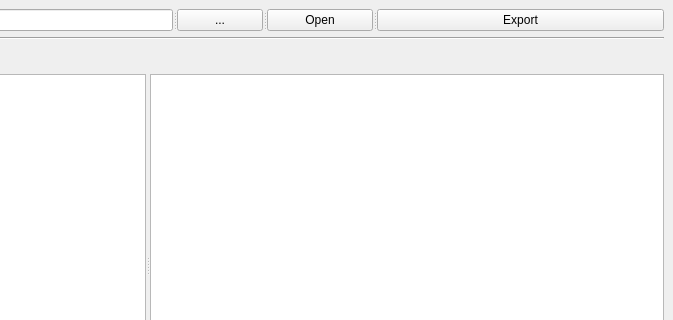
Qt form UI/user_interface.ui (Si-ris-B/Duplicate-File-Checker) before a commit; both pictures show x 378 to 1051 and y 0 to 320 of the 1051 by 834 pixel window.
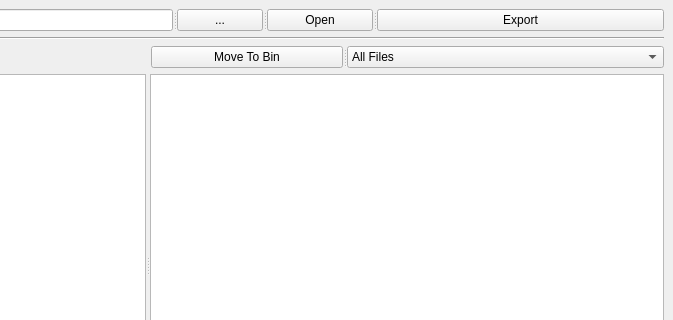
The same form after that commit.

Commit message: Add New combobox and button to move duplicates

The edit to the form file:
```diff
--- a/UI/user_interface.ui
+++ b/UI/user_interface.ui
@@ -434,6 +434,35 @@
       </widget>
      </widget>
     </item>
+    <item row="2" column="1">
+     <widget class="QSplitter" name="splitter_9">
+      <property name="orientation">
+       <enum>Qt::Horizontal</enum>
+      </property>
+      <widget class="QPushButton" name="cleanFilesButton">
+       <property name="text">
+        <string>Move To Bin</string>
+       </property>
+      </widget>
+      <widget class="QComboBox" name="comboBox_2">
+       <item>
+        <property name="text">
+         <string>All Files</string>
+        </property>
+       </item>
+       <item>
+        <property name="text">
+         <string>Keep Newest Files</string>
+        </property>
+       </item>
+       <item>
+        <property name="text">
+         <string>Keep Oldest Files</string>
+        </property>
+       </item>
+      </widget>
+     </widget>
+    </item>
    </layout>
   </widget>
   <widget class="QMenuBar" name="menubar">
```
Left out of the diff: 120 changed lines with no effect on the pictures.
